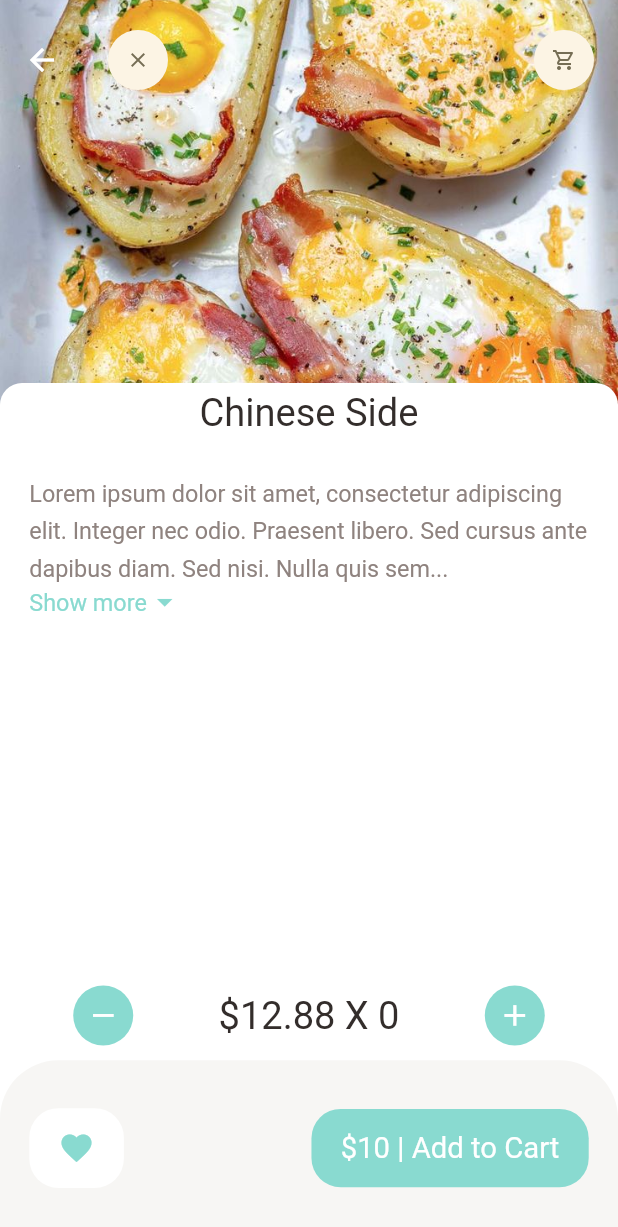
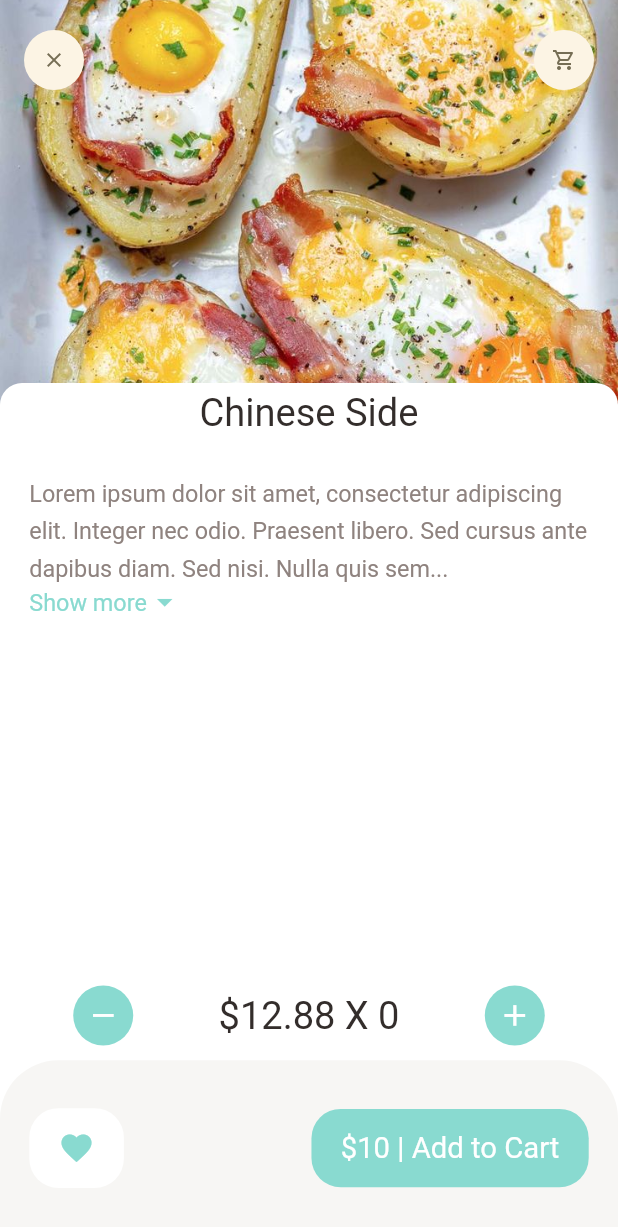
Before and after one commit to starig/flutter-food, a Flutter app: the RecommendedFoodDetail screen opened directly, on a phone screen of 412 x 824 dp. Shown: the top 1227 px of the screen. Run offline on Flutter 3.47's test engine with Material 2 defaults, Android fonts, the phone set to English and light mode, and no system bars; our stand-ins replace dots_indicator, get; network calls fail.

```diff
--- a/lib/main.dart
+++ b/lib/main.dart
@@ -3,6 +3,7 @@
 import 'package:flutter/material.dart';
 import 'package:flutter_food/controllers/popular_product_controller.dart';
 import 'package:flutter_food/pages/home/main_food_page.dart';
+import 'package:flutter_food/routes/route_helper.dart';
 import 'package:get/get.dart';
 
 import 'controllers/recommended_product_controller.dart';
@@ -25,10 +26,9 @@ class MyApp extends StatelessWidget {
     return GetMaterialApp(
       debugShowCheckedModeBanner: false,
       title: 'Flutter Demo',
-      theme: ThemeData(
-        primarySwatch: Colors.blue,
-      ),
       home: MainFoodPage(),
+      initialRoute: RouteHelper.initial,
+      getPages: RouteHelper.routes,
     );
   }
 }
--- a/lib/pages/food/recommended_food_detail.dart
+++ b/lib/pages/food/recommended_food_detail.dart
@@ -1,9 +1,11 @@
 // ignore_for_file: prefer_const_constructors
 
 import 'package:flutter/material.dart';
+import 'package:flutter_food/routes/route_helper.dart';
 import 'package:flutter_food/utils/dimensions.dart';
 import 'package:flutter_food/widgets/app_icon.dart';
 import 'package:flutter_food/widgets/expandable_text_widget.dart';
+import 'package:get/get.dart';
 
 import '../../utils/colors.dart';
 import '../../widgets/big_text.dart';
@@ -18,11 +20,17 @@ class RecommendedFoodDetail extends StatelessWidget {
       body: CustomScrollView(
         slivers: [
           SliverAppBar(
+            automaticallyImplyLeading: false,
             toolbarHeight: 80,
             title: Row(
               mainAxisAlignment: MainAxisAlignment.spaceBetween,
-              children: const [
-                AppIcon(icon: Icons.clear),
+              children: [
+                GestureDetector(
+                  onTap: () {
+                    Get.toNamed(RouteHelper.getInitial());
+                  },
+                  child: AppIcon(icon: Icons.clear),
+                ),
                 AppIcon(icon: Icons.shopping_cart_outlined),
               ],
             ),
--- /dev/null
+++ b/lib/routes/route_helper.dart
@@ -0,0 +1,23 @@
+import 'package:flutter_food/pages/food/popular_food_detail.dart';
+import 'package:flutter_food/pages/food/recommended_food_detail.dart';
+import 'package:flutter_food/pages/home/main_food_page.dart';
+import 'package:get/get.dart';
+
+class RouteHelper {
+  static const String initial = '/';
+  static const String popularFood = '/popular-food';
+  static const String recommendedFood = '/recommended-food';
+
+  static String getInitial () => '$initial';
+  static String getPopularFood (int pageId) => '$popularFood?pageId=$pageId';
+  static String getRecommendedFood () => '$recommendedFood';
+
+  static List<GetPage> routes = [
+    GetPage(name: initial, page: () => MainFoodPage()),
+    GetPage(name: recommendedFood, page: () => RecommendedFoodDetail()),
+    GetPage(name: popularFood, page: () {
+      var pageId = Get.parameters['pageId'];
+      return PopularFoodDetail(pageId: int.parse(pageId!),);
+    }),
+  ];
+}
--- a/lib/utils/app_constants.dart
+++ b/lib/utils/app_constants.dart
@@ -5,7 +5,7 @@ class AppConstants {
   static const String BASE_URL = 'http://mvs.bslmeiyu.com';
   static const String POPULAR_PRODUCT_URI = '/api/v1/products/popular';
   static const String RECOMMENDED_PRODUCT_URI = '/api/v1/products/recommended';
-  static const String UPLOAD_URI = '/uploads';
+  static const String UPLOAD_URI = '/uploads/';
 
   static const String TOKEN = '';
 }
```
Also changed, not shown: lib/pages/food/popular_food_detail.dart (+32 -41 lines), lib/pages/home/food_page_body.dart (+21 -7 lines).
